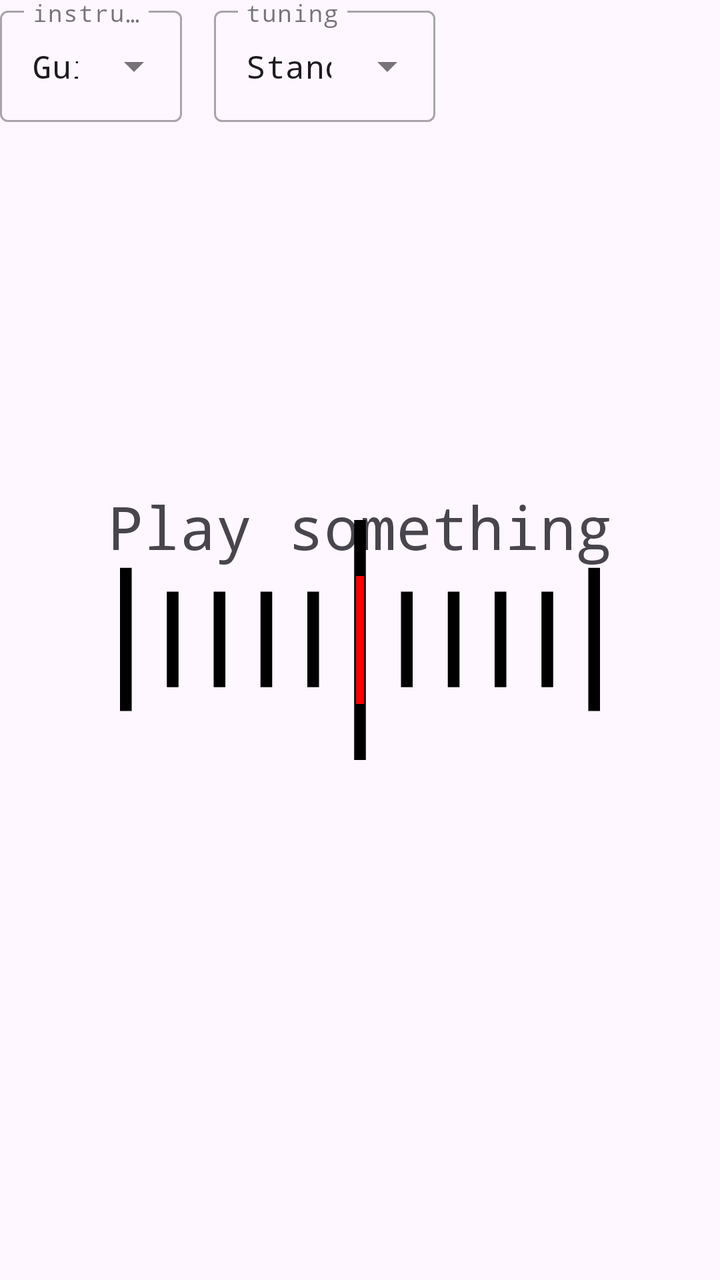
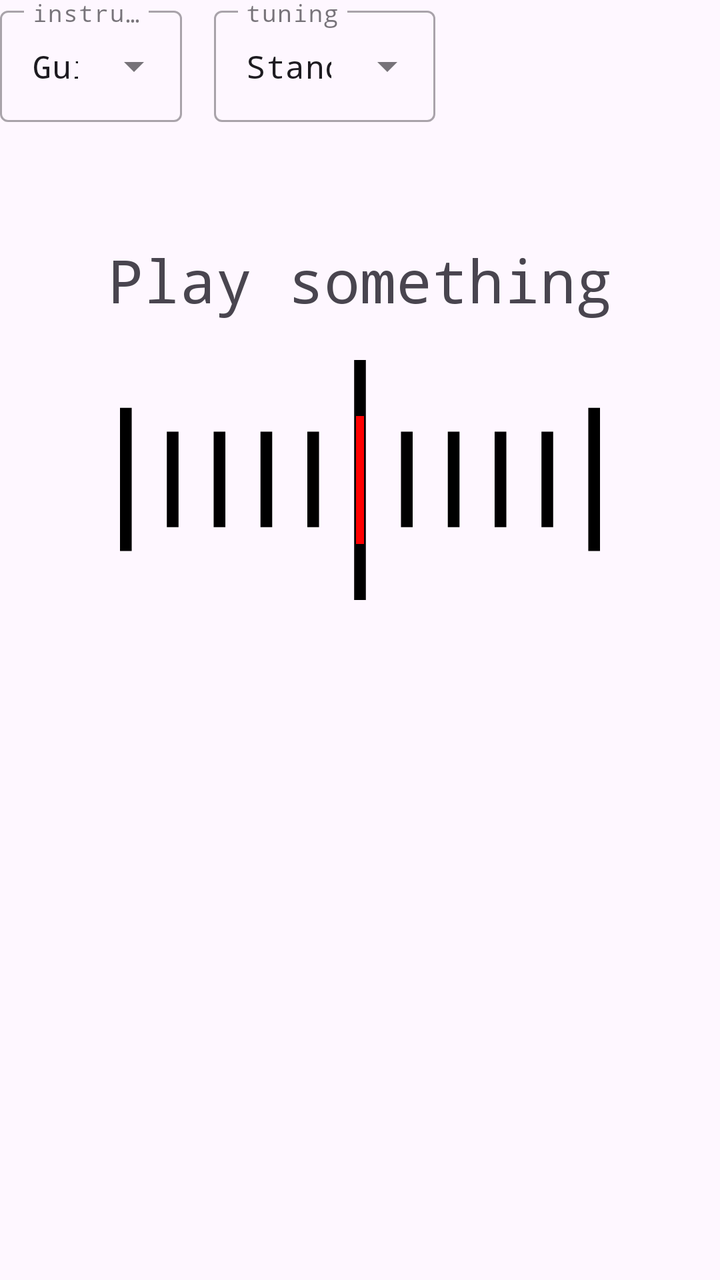

Screens rendered from an Android XML layout before and after an edit, with the pre-edit source and the edit as a unified diff.
<!-- AndroidManifest.xml: application theme Theme.AuroraTuner -->
<!-- res/layout/fragment_tuner.xml -->
<?xml version="1.0" encoding="utf-8"?>
<androidx.constraintlayout.widget.ConstraintLayout xmlns:android="http://schemas.android.com/apk/res/android"
    xmlns:app="http://schemas.android.com/apk/res-auto"
    xmlns:tools="http://schemas.android.com/tools"
    android:id="@+id/tuner_constraint_layout"
    android:layout_width="match_parent"
    android:layout_height="match_parent"
    tools:context=".TunerFragment">

    

    <TextView
        android:id="@+id/note_text"
        android:layout_width="wrap_content"
        android:layout_height="wrap_content"
        android:layout_marginTop="243dp"
        android:fontFamily="monospace"
        android:maxLines="1"
        android:text="@string/note_text_placeholder"
        android:textAlignment="center"
        android:textSize="30sp"
        app:layout_constraintEnd_toEndOf="parent"
        app:layout_constraintStart_toStartOf="parent"
        app:layout_constraintTop_toTopOf="parent" />

    <TextView
        android:id="@+id/delta_text"
        android:layout_width="wrap_content"
        android:layout_height="wrap_content"
        android:fontFamily="monospace"
        android:textAlignment="center"
        android:textSize="30sp"
        app:layout_constraintBottom_toBottomOf="parent"
        app:layout_constraintEnd_toEndOf="parent"
        app:layout_constraintHorizontal_bias="0.498"
        app:layout_constraintStart_toStartOf="parent"
        app:layout_constraintTop_toTopOf="parent"
        app:layout_constraintVertical_bias="0.649" />

    <ImageView
        android:id="@+id/measure"
        android:layout_width="300dp"
        android:layout_height="120dp"
        android:contentDescription="@string/measure_description"
        android:src="@drawable/measure"
        app:layout_constraintBottom_toBottomOf="parent"
        app:layout_constraintEnd_toEndOf="parent"
        app:layout_constraintStart_toStartOf="parent"
        app:layout_constraintTop_toTopOf="parent" />

    <ImageView
        android:id="@+id/measure_line"
        android:layout_width="4dp"
        android:layout_height="120dp"
        android:contentDescription="@string/measure_line_description"
        android:src="@drawable/measure_line"
        app:layout_constraintBottom_toBottomOf="parent"
        app:layout_constraintEnd_toEndOf="@+id/measure"
        app:layout_constraintStart_toStartOf="@+id/measure"
        app:layout_constraintTop_toTopOf="parent" />

    <com.google.android.material.textfield.TextInputLayout
        android:id="@+id/instrument_selection"
        style="@style/Widget.MaterialComponents.TextInputLayout.OutlinedBox.ExposedDropdownMenu"
        android:layout_width="wrap_content"
        android:layout_height="wrap_content"
        app:layout_constraintBottom_toBottomOf="parent"
        app:layout_constraintEnd_toEndOf="parent"
        app:layout_constraintHorizontal_bias="0.0"
        app:layout_constraintStart_toStartOf="parent"
        app:layout_constraintTop_toTopOf="parent"
        android:hint="@string/instrument_selector_hint"
        app:layout_constraintVertical_bias="0.0">

        <AutoCompleteTextView
            android:id="@+id/instrument_selection_dropdown"
            android:layout_width="match_parent"
            android:layout_height="match_parent"
            android:inputType="none"
            android:fontFamily="monospace"
            android:textSize="16sp"
            android:text="@string/instrument_guitar" />
    </com.google.android.material.textfield.TextInputLayout>

    <com.google.android.material.textfield.TextInputLayout
        android:id="@+id/tuning_selection"
        style="@style/Widget.MaterialComponents.TextInputLayout.OutlinedBox.ExposedDropdownMenu"
        android:layout_width="wrap_content"
        android:layout_height="wrap_content"
        android:hint="@string/tuning_selector_hint"
        app:layout_constraintBottom_toBottomOf="parent"
        app:layout_constraintEnd_toEndOf="parent"
        app:layout_constraintHorizontal_bias="0.1"
        app:layout_constraintStart_toEndOf="@+id/instrument_selection"
        app:layout_constraintTop_toTopOf="parent"
        app:layout_constraintVertical_bias="0.0">

        <AutoCompleteTextView
            android:id="@+id/tuning_selection_dropdown"
            android:layout_width="match_parent"
            android:layout_height="match_parent"
            android:fontFamily="monospace"
            android:inputType="none"
            android:text="@string/standard_tuning"
            android:textSize="16sp" />
    </com.google.android.material.textfield.TextInputLayout>

</androidx.constraintlayout.widget.ConstraintLayout>
<!-- resources referenced by this layout -->
<resources>
  <!-- drawable measure (drawable) -->
  <vector xmlns:android="http://schemas.android.com/apk/res/android"
      android:width="200dp"
      android:height="100dp"
      android:viewportWidth="410"
      android:viewportHeight="201">
      <path
          android:fillColor="@color/measureColor"
          android:name="Rectangle 1"
          android:pathData="m200 0h10v201h-10v-201z" />
      <path
          android:fillColor="@color/measureColor"
          android:name="Rectangle 2"
          android:pathData="m240 60h10v80h-10v-80z" />
      <path
          android:fillColor="@color/measureColor"
          android:name="Rectangle 3"
          android:pathData="m280 60h10v80h-10v-80z" />
      <path
          android:fillColor="@color/measureColor"
          android:name="Rectangle 4"
          android:pathData="m320 60h10v80h-10v-80z" />
      <path
          android:fillColor="@color/measureColor"
          android:name="Rectangle 5"
          android:pathData="m360 60h10v80h-10v-80z" />
      <path
          android:fillColor="@color/measureColor"
          android:name="Rectangle 6"
          android:pathData="m400 40h10v120h-10v-120z" />
      <path
          android:fillColor="@color/measureColor"
          android:name="Rectangle 7"
          android:pathData="m160 60h10v80h-10v-80z" />
      <path
          android:fillColor="@color/measureColor"
          android:name="Rectangle 8"
          android:pathData="m40 60h10v80h-10v-80z" />
      <path
          android:fillColor="@color/measureColor"
          android:name="Rectangle 9"
          android:pathData="m80 60h10v80h-10v-80z" />
      <path
          android:fillColor="@color/measureColor"
          android:name="Rectangle 10"
          android:pathData="m120 60h10v80h-10v-80z" />
      <path
          android:fillColor="@color/measureColor"
          android:name="Rectangle 11"
          android:pathData="m0 40h10v120h-10v-120z" />
  </vector>
  <!-- drawable measure_line (drawable) -->
  <vector xmlns:android="http://schemas.android.com/apk/res/android"
      android:width="5dp"
      android:height="80dp"
      android:viewportWidth="5"
      android:viewportHeight="80">
      <path
          android:fillColor="@color/measureLineColorDefault"
          android:name="Rectangle 1"
          android:pathData="m0 0h5v80h-5v-80z" />
  </vector>
  <string name="instrument_guitar">Guitar</string>
  <string name="instrument_selector_hint">instrument</string>
  <string name="measure_description">musical note measure</string>
  <string name="measure_line_description">current deviation from note</string>
  <string name="note_text_placeholder">Play something</string>
  <string name="standard_tuning">Standard</string>
  <string name="tuning_selector_hint">tuning</string>
  <style name="Theme.AuroraTuner" parent="Base.Theme.AuroraTuner" />
  <color name="measureColor">@color/black</color>
  <color name="measureLineColorDefault">#FF0000</color>
  <style name="Base.Theme.AuroraTuner" parent="Theme.Material3.DayNight.NoActionBar">
          
          
          <item name="android:navigationBarColor">@color/white</item>
          <item name="colorPrimaryDark">@color/white</item>
      </style>
  <color name="black">#FF000000</color>
  <color name="white">#FFFFFFFF</color>
</resources>

<!-- the commit's change to res/layout/fragment_tuner.xml (unified diff, before → after) -->
@@ -8,56 +8,6 @@
     tools:context=".TunerFragment">
 
     
-
-    <TextView
-        android:id="@+id/note_text"
-        android:layout_width="wrap_content"
-        android:layout_height="wrap_content"
-        android:layout_marginTop="243dp"
-        android:fontFamily="monospace"
-        android:maxLines="1"
-        android:text="@string/note_text_placeholder"
-        android:textAlignment="center"
-        android:textSize="30sp"
-        app:layout_constraintEnd_toEndOf="parent"
-        app:layout_constraintStart_toStartOf="parent"
-        app:layout_constraintTop_toTopOf="parent" />
-
-    <TextView
-        android:id="@+id/delta_text"
-        android:layout_width="wrap_content"
-        android:layout_height="wrap_content"
-        android:fontFamily="monospace"
-        android:textAlignment="center"
-        android:textSize="30sp"
-        app:layout_constraintBottom_toBottomOf="parent"
-        app:layout_constraintEnd_toEndOf="parent"
-        app:layout_constraintHorizontal_bias="0.498"
-        app:layout_constraintStart_toStartOf="parent"
-        app:layout_constraintTop_toTopOf="parent"
-        app:layout_constraintVertical_bias="0.649" />
-
-    <ImageView
-        android:id="@+id/measure"
-        android:layout_width="300dp"
-        android:layout_height="120dp"
-        android:contentDescription="@string/measure_description"
-        android:src="@drawable/measure"
-        app:layout_constraintBottom_toBottomOf="parent"
-        app:layout_constraintEnd_toEndOf="parent"
-        app:layout_constraintStart_toStartOf="parent"
-        app:layout_constraintTop_toTopOf="parent" />
-
-    <ImageView
-        android:id="@+id/measure_line"
-        android:layout_width="4dp"
-        android:layout_height="120dp"
-        android:contentDescription="@string/measure_line_description"
-        android:src="@drawable/measure_line"
-        app:layout_constraintBottom_toBottomOf="parent"
-        app:layout_constraintEnd_toEndOf="@+id/measure"
-        app:layout_constraintStart_toStartOf="@+id/measure"
-        app:layout_constraintTop_toTopOf="parent" />
 
     <com.google.android.material.textfield.TextInputLayout
         android:id="@+id/instrument_selection"
@@ -103,6 +53,80 @@
             android:inputType="none"
             android:text="@string/standard_tuning"
             android:textSize="16sp" />
+
     </com.google.android.material.textfield.TextInputLayout>
 
+    <androidx.constraintlayout.widget.ConstraintLayout
+        android:id="@+id/tuner_section_layout"
+        android:layout_width="wrap_content"
+        android:layout_height="wrap_content"
+        app:layout_constraintBottom_toBottomOf="parent"
+        app:layout_constraintEnd_toEndOf="parent"
+        app:layout_constraintStart_toStartOf="parent"
+        app:layout_constraintTop_toTopOf="parent"
+        app:layout_constraintVertical_bias="0.3">
+
+        <TextView
+            android:id="@+id/note_text"
+            android:layout_width="wrap_content"
+            android:layout_height="wrap_content"
+            android:layout_marginBottom="20dp"
+            android:fontFamily="monospace"
+            android:maxLines="1"
+            android:text="@string/note_text_placeholder"
+            android:textAlignment="center"
+            android:textSize="30sp"
+            app:layout_constraintBottom_toTopOf="@+id/measure"
+            app:layout_constraintEnd_toEndOf="parent"
+            app:layout_constraintStart_toStartOf="parent"
+            app:layout_constraintTop_toTopOf="parent" />
+
+        <TextView
+            android:id="@+id/delta_text"
+            android:layout_width="wrap_content"
+            android:layout_height="wrap_content"
+            android:fontFamily="monospace"
+            android:textAlignment="center"
+            android:textSize="30sp"
+            app:layout_constraintBottom_toBottomOf="parent"
+            app:layout_constraintEnd_toEndOf="parent"
+            app:layout_constraintStart_toStartOf="parent"
+            app:layout_constraintTop_toTopOf="@+id/measure"
+            app:layout_constraintVertical_bias="1.0" />
+
+        <ImageView
+            android:id="@+id/measure"
+            android:layout_width="300dp"
+            android:layout_height="120dp"
+            android:contentDescription="@string/measure_description"
+            android:src="@drawable/measure"
+            app:layout_constraintBottom_toBottomOf="parent"
+            app:layout_constraintEnd_toEndOf="parent"
+            app:layout_constraintStart_toStartOf="parent"
+            app:layout_constraintTop_toTopOf="parent" />
+
+        <ImageView
+            android:id="@+id/measure_line"
+            android:layout_width="4dp"
+            android:layout_height="120dp"
+            android:contentDescription="@string/measure_line_description"
+            android:src="@drawable/measure_line"
+            app:layout_constraintBottom_toBottomOf="@+id/measure"
+            app:layout_constraintEnd_toEndOf="@+id/measure"
+            app:layout_constraintStart_toStartOf="@+id/measure"
+            app:layout_constraintTop_toTopOf="@+id/measure" />
+
+    </androidx.constraintlayout.widget.ConstraintLayout>
+
+    <androidx.fragment.app.FragmentContainerView
+        android:id="@+id/instrument_view"
+        android:layout_width="300dp"
+        android:layout_height="200dp"
+        app:layout_constraintBottom_toBottomOf="parent"
+        app:layout_constraintEnd_toEndOf="parent"
+        app:layout_constraintHorizontal_bias="0.504"
+        app:layout_constraintStart_toStartOf="parent"
+        app:layout_constraintTop_toTopOf="parent"
+        app:layout_constraintVertical_bias="0.85" />
+
 </androidx.constraintlayout.widget.ConstraintLayout>
